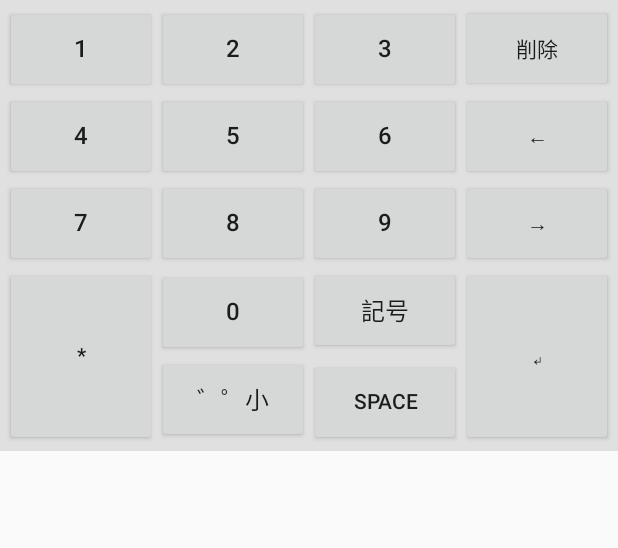
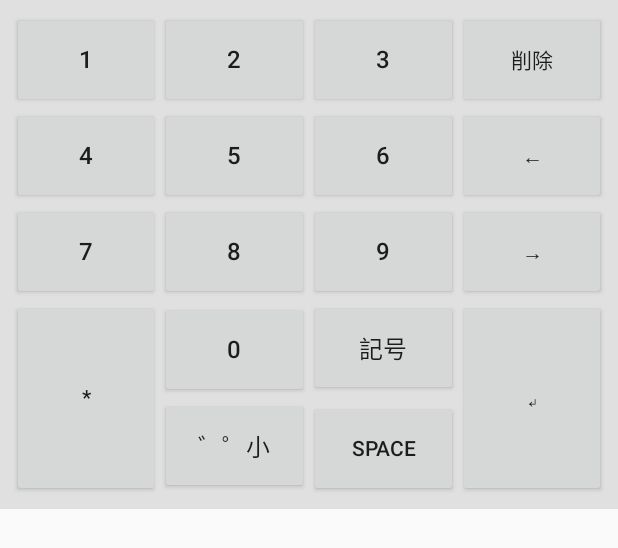
Before and after one commit to akihirotakeda1111/2touch-keyboard, an Android app built with Jetpack Compose: the layout keyboard_view.xml on its own in the app's theme, with its tools: preview values and no code run, on a phone screen of 412 x 824 dp. Shown: the top 548 px of the screen. Run offline under Robolectric (Android 15) with nearby library versions, the phone set to English and light mode, and no system bars.

Commit message:
Fix key height budget to include removed GridLayout default margins
Recompute keyboard_key_height as 64dp so the main keyboard keeps its
measured 336dp footprint (8dp padding + 5 rows) after switching from
useDefaultMargins=true to false. Tall keys follow at 128dp (2×64dp).

Co-authored-by: akihirotakeda1111 <akihirotakeda1111@users.noreply.github.com>

```diff
--- a/app/src/main/res/values/dimens.xml
+++ b/app/src/main/res/values/dimens.xml
@@ -1,11 +1,11 @@
 <?xml version="1.0" encoding="utf-8"?>
 <resources>
-    <!-- 外周余白を削減し、その分をキー領域へ再配分（全体高さ 296dp を維持） -->
-    <dimen name="keyboard_outer_padding">3dp</dimen>
-    <!-- キー間隔なし（GridLayout 上は隣接。視覚的分離は Button 背景に任せる） -->
+    <!-- 旧レイアウトと同じ外周余白（keyboard_view 実測 336dp を維持） -->
+    <dimen name="keyboard_outer_padding">8dp</dimen>
+    <!-- useDefaultMargins 廃止分をキーへ再配分するため margin 0（視覚的分離は Button 背景） -->
     <dimen name="keyboard_key_margin">0dp</dimen>
-    <!-- 旧 56dp + 外周 padding 削減分 10dp / 5 行 ≒ 58dp -->
-    <dimen name="keyboard_key_height">58dp</dimen>
-    <!-- 2 行分（58dp × 2、行間ギャップなし） -->
-    <dimen name="keyboard_tall_key_height">116dp</dimen>
+    <!-- (336dp − 16dp padding) / 5 行 = 64dp。旧 56dp + GridLayout デフォルト margin 分 -->
+    <dimen name="keyboard_key_height">64dp</dimen>
+    <!-- 2 行分（64dp × 2）。旧 118dp = 2×56dp + 行間 margin 6dp -->
+    <dimen name="keyboard_tall_key_height">128dp</dimen>
 </resources>
```
